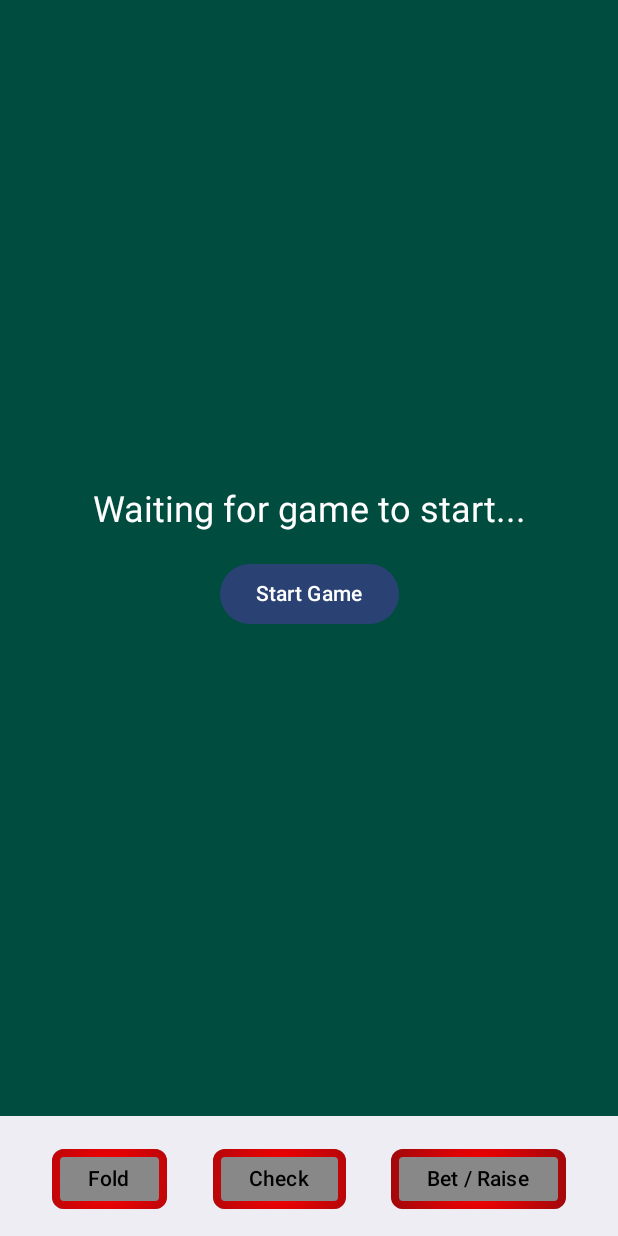
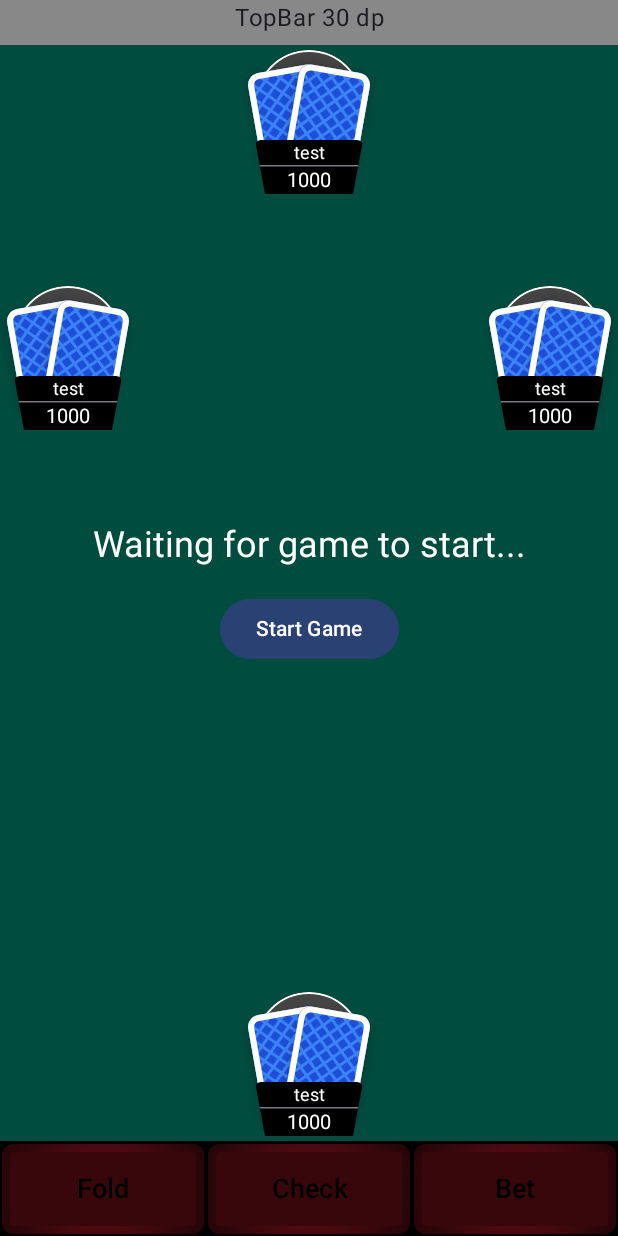
Before and after one commit to AlexeyZhulanov/Poker, an Android app built with Jetpack Compose: the composable GameScreen shown on its own in the app's theme, on a phone screen of 412 x 824 dp. Run offline under Robolectric (Android 15) with nearby library versions, the phone set to English and light mode, and no system bars; our stand-ins replace Dagger/Hilt's generated code; Roboto replaces fonts that are not available here; 1 statement that could not run was skipped.

Commit message:
players positions completed

```diff
--- a/app/src/main/java/com/example/poker/MainActivity.kt
+++ b/app/src/main/java/com/example/poker/MainActivity.kt
@@ -57,7 +57,7 @@ class MainActivity : ComponentActivity() {
 
                 NavHost(
                     navController = navController,
-                    startDestination = Screen.Login.route // Начинаем с экрана входа
+                    startDestination = Screen.Game.createRoute("123") // todo поменять на лобби, пока тест
                 ) {
                     composable(Screen.Login.route) {
                         val viewModel: AuthViewModel = hiltViewModel()
@@ -121,7 +121,7 @@ class MainActivity : ComponentActivity() {
                     composable(
                         route = Screen.Game.route,
                         arguments = listOf(
-                            navArgument("room") { type = NavType.StringType }
+                            navArgument("roomId") { type = NavType.StringType }
                         )
                     ) {
                         val viewModel: GameViewModel = hiltViewModel()
--- a/app/src/main/java/com/example/poker/ui/game/GameScreen.kt
+++ b/app/src/main/java/com/example/poker/ui/game/GameScreen.kt
@@ -23,7 +23,6 @@ import androidx.compose.foundation.shape.RoundedCornerShape
 import androidx.compose.foundation.text.KeyboardOptions
 import androidx.compose.material.icons.Icons
 import androidx.compose.material.icons.filled.Person
-import androidx.compose.material3.BottomAppBar
 import androidx.compose.material3.Button
 import androidx.compose.material3.ButtonColors
 import androidx.compose.material3.Card
@@ -33,7 +32,6 @@ import androidx.compose.material3.HorizontalDivider
 import androidx.compose.material3.Icon
 import androidx.compose.material3.MaterialTheme
 import androidx.compose.material3.OutlinedTextField
-import androidx.compose.material3.Scaffold
 import androidx.compose.material3.Slider
 import androidx.compose.material3.Text
 import androidx.compose.runtime.Composable
@@ -45,6 +43,7 @@ import androidx.compose.runtime.mutableStateOf
 import androidx.compose.runtime.remember
 import androidx.compose.runtime.setValue
 import androidx.compose.ui.Alignment
+import androidx.compose.ui.BiasAlignment
 import androidx.compose.ui.Modifier
 import androidx.compose.ui.draw.clip
 import androidx.compose.ui.geometry.Size
@@ -54,14 +53,19 @@ import androidx.compose.ui.graphics.Outline
 import androidx.compose.ui.graphics.Path
 import androidx.compose.ui.graphics.Shape
 import androidx.compose.ui.graphics.graphicsLayer
+import androidx.compose.ui.text.PlatformTextStyle
+import androidx.compose.ui.text.TextStyle
 import androidx.compose.ui.text.font.FontWeight
 import androidx.compose.ui.text.input.KeyboardType
+import androidx.compose.ui.text.style.LineHeightStyle
+import androidx.compose.ui.text.style.TextAlign
 import androidx.compose.ui.unit.Density
 import androidx.compose.ui.unit.Dp
 import androidx.compose.ui.unit.LayoutDirection
 import androidx.compose.ui.unit.dp
 import androidx.compose.ui.unit.sp
 import com.example.poker.data.remote.dto.GameState
+import com.example.poker.data.remote.dto.Player
 import com.example.poker.data.remote.dto.PlayerState
 
 @Composable
@@ -75,45 +79,52 @@ fun GameScreen(viewModel: GameViewModel) {
     val myPlayerState = gameState?.playerStates?.find { it.player.userId == myUserId }
     val activePlayerId = gameState?.playerStates?.getOrNull(gameState!!.activePlayerPosition)?.player?.userId
 
-    Scaffold(
-        bottomBar = {
-            ActionPanel(
-                viewModel = viewModel,
-                isMyTurn = gameState != null && activePlayerId == myUserId,
-                playerState = myPlayerState,
-                gameState = gameState
-            )
-        }
-    ) { paddingValues ->
     BoxWithConstraints(
-            modifier = Modifier
-                .fillMaxSize()
-                .padding(paddingValues)
-                .background(Color(0xFF004D40)), // Цвет сукна
+        modifier = Modifier.fillMaxSize(),
         contentAlignment = Alignment.Center
     ) {
         val boxWithConstraintsScope = this
         val width = boxWithConstraintsScope.maxWidth
         val height = boxWithConstraintsScope.maxHeight
-            // Отображаем стол
-            //PokerTable() // todo можно будет красиво сделать и вернуть
+
+        ActionPanel(
+            viewModel = viewModel,
+            isMyTurn = gameState != null && activePlayerId == myUserId,
+            playerState = myPlayerState,
+            gameState = gameState,
+            modifier = Modifier.align(Alignment.BottomCenter)
+        )
+
+        ///////
+        Box(Modifier.align(Alignment.TopCenter).background(Color.Gray).height(30.dp).fillMaxWidth()) {
+            Text("TopBar 30 dp", textAlign = TextAlign.Center, modifier = Modifier.fillMaxSize())
+        }
+        ////////
+
+        // todo нормально паддинги вписать как константы
+        Box(Modifier.padding(0.dp, 30.dp, 0.dp, 63.dp).background(Color(0xFF004D40)).padding(3.dp).fillMaxSize()) {
+            val testStates = mutableListOf<PlayerState>()
+            for(i in 1..4) {
+                testStates += PlayerState(Player(i.toString(), "test", 1000))
+            }
 
             // ЗДЕСЬ ИГРОКОВ РИСУЕМ и РЕЖИМ
             // todo как-то получать игроков до старта игры
-//            val myPlayerIndex = state.playerStates.indexOfFirst { it.player.userId == myUserId }
-//
-//            state.playerStates.forEach { playerState ->
-//                PlayerDisplay(
-//                    playerState = playerState,
-//                    isMyPlayer = playerState.player.userId == myUserId,
-//                    isFourColorMode = true
-//                )
-//            }
-
-
+            // val myPlayerIndex = state.playerStates.indexOfFirst { it.player.userId == myUserId }
+            val alignments  = calculatePlayerPosition(testStates.size)
+            testStates.forEachIndexed { index, playerState ->
+                PlayerDisplay(
+                    modifier = Modifier.align(alignments[index]),
+                    playerState = playerState,
+                    isMyPlayer = playerState.player.userId == myUserId,
+                    isFourColorMode = true,
+                    scaleMultiplier = 1.2f // todo добавить кастомизацию
+                )
+            }
             gameState?.let {
                 CardsLayout(it, width)
-            } ?: Column(horizontalAlignment = Alignment.CenterHorizontally) {
+            } ?: Column(horizontalAlignment = Alignment.CenterHorizontally, modifier = Modifier.align(
+                Alignment.Center)) {
                 Text("Waiting for game to start...", color = Color.White, style = MaterialTheme.typography.headlineSmall)
                 Spacer(modifier = Modifier.height(16.dp))
 
@@ -124,7 +135,71 @@ fun GameScreen(viewModel: GameViewModel) {
                 }
             }
         }
+
+        // Отображаем стол
+        //PokerTable() // todo можно будет красиво сделать и вернуть
+
     }
+}
+
+private fun calculatePlayerPosition(playersCount: Int): List<BiasAlignment> {
+    // 0.68 - центр
+    val list = mutableListOf(BiasAlignment(0f, 1f)) // first
+    when(playersCount) {
+        1 -> return list
+        2 -> list.add(BiasAlignment(0f, -1f))
+        3 -> {
+            list.add(BiasAlignment(-1f, -0.9f))
+            list.add(BiasAlignment(1f, -0.9f))
+        }
+        4 -> {
+            list.add(BiasAlignment(-1f, -0.5f))
+            list.add(BiasAlignment(0f, -1f))
+            list.add(BiasAlignment(1f, -0.5f))
+        }
+        5 -> {
+            list.add(BiasAlignment(-1f, 0.5f))
+            list.add(BiasAlignment(-1f, -0.9f))
+            list.add(BiasAlignment(1f, -0.9f))
+            list.add(BiasAlignment(1f, 0.5f))
+        }
+        6 -> {
+            list.add(BiasAlignment(-1f, 0.5f))
+            list.add(BiasAlignment(-1f, -0.5f))
+            list.add(BiasAlignment(0f, -1f))
+            list.add(BiasAlignment(1f, -0.5f))
+            list.add(BiasAlignment(1f, 0.5f))
+        }
+        7 -> {
+            list.add(BiasAlignment(-1f, 0.5f))
+            list.add(BiasAlignment(-1f, -0.5f))
+            list.add(BiasAlignment(-0.5f, -1f))
+            list.add(BiasAlignment(0.5f, -1f))
+            list.add(BiasAlignment(1f, -0.5f))
+            list.add(BiasAlignment(1f, 0.5f))
+        }
+        8 -> {
+            list.add(BiasAlignment(-1f, 0.5f))
+            list.add(BiasAlignment(-1f, -0.4f))
+            list.add(BiasAlignment(-1f, -0.85f))
+            list.add(BiasAlignment(0f, -1f))
+            list.add(BiasAlignment(1f, -0.85f))
+            list.add(BiasAlignment(1f, -0.4f))
+            list.add(BiasAlignment(1f, 0.5f))
+        }
+        9 -> {
+            list.add(BiasAlignment(-1f, 0.85f))
+            list.add(BiasAlignment(-1f, 0.4f))
+            list.add(BiasAlignment(-1f, -0.5f))
+            list.add(BiasAlignment(-0.5f, -1f))
+            list.add(BiasAlignment(0.5f, -1f))
+            list.add(BiasAlignment(1f, -0.5f))
+            list.add(BiasAlignment(1f, 0.4f))
+            list.add(BiasAlignment(1f, 0.85f))
+        }
+        else -> return listOf()
+    }
+    return list
 }
 
 @Composable
@@ -155,27 +230,29 @@ fun ActionPanel(
     viewModel: GameViewModel,
     isMyTurn: Boolean,
     playerState: PlayerState?, // Состояние текущего игрока
-    gameState: GameState? // Общее состояние игры
+    gameState: GameState?, // Общее состояние игры
+    modifier: Modifier
 ) {
     // Состояние для отображения/скрытия ползунка
     var showBetSlider by remember { mutableStateOf(false) }
 
     // Используем Box для наложения ползунка поверх панели
     Box(
-        contentAlignment = Alignment.BottomCenter,
-        modifier = Modifier
+        contentAlignment = Alignment.TopCenter,
+        modifier = modifier
+            .height(63.dp)
             .fillMaxWidth()
             .navigationBarsPadding()
+            .background(Color.Black)
     ) {
         // --- ОСНОВНАЯ ПАНЕЛЬ С ТРЕМЯ КНОПКАМИ ---
-        BottomAppBar {
         Row(
-                modifier = Modifier.fillMaxWidth(),
+            modifier = Modifier.fillMaxSize(),
             horizontalArrangement = Arrangement.SpaceEvenly,
             verticalAlignment = Alignment.CenterVertically
         ) {
             // 1. Кнопка FOLD
-                BottomButton(onClick = { viewModel.onFold() }, enabled = isMyTurn, text = "Fold")
+            BottomButton(onClick = { viewModel.onFold() }, enabled = isMyTurn, text = "Fold", modifier = Modifier.weight(1f))
 
             // 2. Динамическая кнопка CHECK / CALL
             val amountToCall = gameState?.amountToCall ?: 0L
@@ -183,16 +260,15 @@ fun ActionPanel(
 
             if (amountToCall == 0L || amountToCall == myCurrentBet) {
                 // Если ставить не нужно, показываем CHECK
-                    BottomButton(onClick = { viewModel.onCheck() }, enabled = isMyTurn, text = "Check")
+                BottomButton(onClick = { viewModel.onCheck() }, enabled = isMyTurn, text = "Check", modifier = Modifier.weight(1f))
             } else {
                 // Если нужно коллировать, показываем CALL с суммой
                 val callValue = minOf(playerState?.player?.stack ?: 0L, amountToCall - myCurrentBet)
-                    BottomButton(onClick = { viewModel.onCall() }, enabled = isMyTurn, text = "Call $callValue")
+                BottomButton(onClick = { viewModel.onCall() }, enabled = isMyTurn, text = "Call $callValue", modifier = Modifier.weight(1f))
             }
 
             // 3. Кнопка BET / RAISE
-                BottomButton(onClick = { showBetSlider = true }, enabled = isMyTurn, text = "Bet / Raise")
-            }
+            BottomButton(onClick = { showBetSlider = true }, enabled = isMyTurn, text = "Bet", modifier = Modifier.weight(1f))
         }
 
         // --- ПОЛЗУНОК ДЛЯ СТАВКИ (появляется по условию) ---
@@ -281,15 +357,18 @@ fun PokerTable() {
 }
 
 @Composable
-fun BottomButton(onClick: () -> Unit, enabled: Boolean, text: String) {
+fun BottomButton(onClick: () -> Unit, enabled: Boolean, text: String, modifier: Modifier) {
+    val color1 = if(enabled) Color.Red else Color(0xFF640D14)
+    val color2 = if(enabled) Color(0xFF640D14) else Color.Black
     FilledTonalButton(
+        modifier = modifier.height(60.dp).padding(1.dp, 0.dp),
         onClick = onClick,
         enabled = enabled,
         shape = RoundedCornerShape(8.dp),
-        colors = ButtonColors(Color.Red.copy(alpha = 0.7f), Color.Black, Color.Gray, Color.Black),
-        border = BorderStroke(5.dp, Brush.radialGradient(listOf(Color.Red, Color(0xFF640D14)), radius = 150f))
+        colors = ButtonColors(Color.Red.copy(alpha = 0.7f), Color.Black, Color(0xFF38070B), Color.Black),
+        border = BorderStroke(5.dp, Brush.radialGradient(listOf(color1, color2), radius = 170f))
     ) {
-        Text(text)
+        Text(text, fontSize = 18.sp, textAlign = TextAlign.Center)
     }
 }
 
@@ -315,24 +394,25 @@ fun PlayerDisplay(
     playerState: PlayerState,
     isMyPlayer: Boolean,
     isFourColorMode: Boolean,
-    modifier: Modifier = Modifier
+    modifier: Modifier = Modifier,
+    scaleMultiplier: Float
 ) {
     Box(modifier = modifier
         .width(IntrinsicSize.Max)
-        .height(80.dp)
-        .padding(5.dp, 0.dp)) {
+        .height(80.dp * scaleMultiplier)
+        .padding(5.dp * scaleMultiplier, 0.dp)) {
         Icon(
             imageVector = Icons.Default.Person,
             contentDescription = "Player Avatar",
             tint = Color.White,
             modifier = Modifier
-                .size(60.dp)
+                .size(60.dp * scaleMultiplier)
                 .clip(CircleShape)
                 .background(Color.DarkGray)
                 .border(1.dp, Color.White, shape = CircleShape)
         )
         Row(
-            horizontalArrangement = Arrangement.spacedBy((-20).dp),
+            horizontalArrangement = Arrangement.spacedBy((-20).dp * scaleMultiplier),
             modifier = Modifier.align(Alignment.Center)
         ) {
             val (card1, card2) = if (isMyPlayer || playerState.cards.isNotEmpty()) {
@@ -344,16 +424,16 @@ fun PlayerDisplay(
                 card = card1,
                 isFourColorMode = isFourColorMode,
                 modifier = Modifier
-                    .width(40.dp)
-                    .height(60.dp)
+                    .width(40.dp * scaleMultiplier)
+                    .height(60.dp * scaleMultiplier)
                     .graphicsLayer { rotationZ = -10f }
             )
             PokerCard(
                 card = card2,
                 isFourColorMode = isFourColorMode,
                 modifier = Modifier
-                    .width(40.dp)
-                    .height(60.dp)
+                    .width(40.dp * scaleMultiplier)
+                    .height(60.dp * scaleMultiplier)
                     .graphicsLayer { rotationZ = 10f }
             )
         }
@@ -367,20 +447,38 @@ fun PlayerDisplay(
                 text = playerState.player.username,
                 color = Color.White,
                 fontWeight = FontWeight.Normal,
-                fontSize = 10.sp,
+                fontSize = 10.sp * scaleMultiplier,
                 modifier = Modifier
                     .align(Alignment.CenterHorizontally)
-                    .padding(0.dp, 1.dp)
+                    .padding(0.dp, 1.dp),
+                style = TextStyle(
+                    platformStyle = PlatformTextStyle(
+                        includeFontPadding = false
+                    ),
+                    lineHeightStyle = LineHeightStyle(
+                        alignment = LineHeightStyle.Alignment.Center,
+                        trim = LineHeightStyle.Trim.Both
+                    )
+                )
             )
             HorizontalDivider()
             Text(
                 text = playerState.player.stack.toString(),
                 color = Color.White,
                 fontWeight = FontWeight.Normal,
-                fontSize = 11.sp,
+                fontSize = 11.sp * scaleMultiplier,
                 modifier = Modifier
                     .align(Alignment.CenterHorizontally)
-                    .padding(0.dp, 1.dp)
+                    .padding(0.dp, 1.dp),
+                style = TextStyle(
+                    platformStyle = PlatformTextStyle(
+                        includeFontPadding = false
+                    ),
+                    lineHeightStyle = LineHeightStyle(
+                        alignment = LineHeightStyle.Alignment.Center,
+                        trim = LineHeightStyle.Trim.Both
+                    )
+                )
             )
         }
     }
```
Lines whose indentation alone changed are shown as unchanged.
